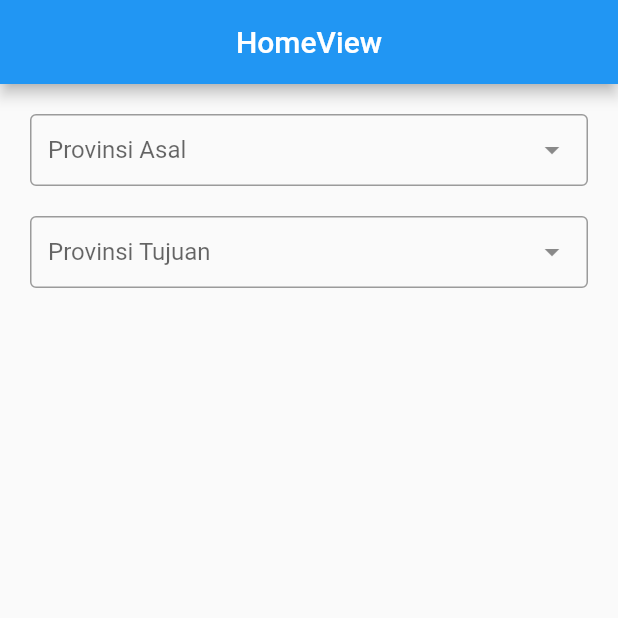
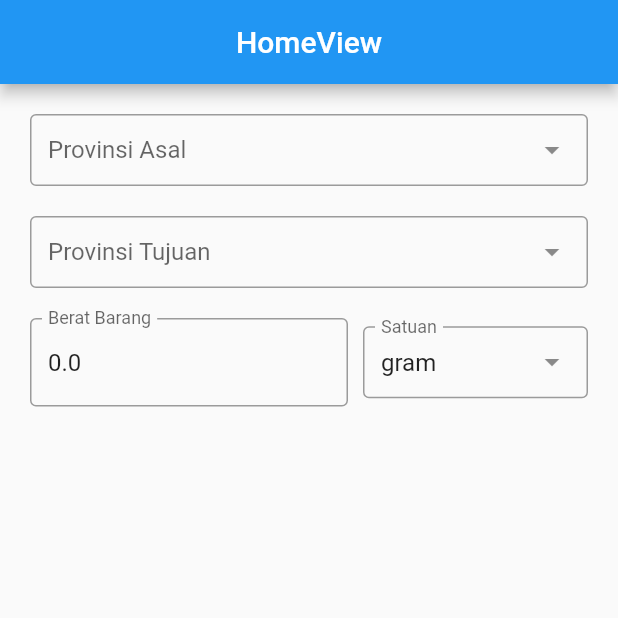
Before and after one commit to AgungLi/cek-ongkir, a Flutter app: the screen it shows after launch, on a phone screen of 412 x 824 dp, the top half of it. Run offline on Flutter 3.47's test engine with Material 2 defaults, Android fonts, the phone set to English and light mode, and no system bars; drawn by our look-alikes of dropdown_search; our stand-ins replace get.

Commit message:
weight Conversion

```diff
--- a/lib/app/modules/home/controllers/home_controller.dart
+++ b/lib/app/modules/home/controllers/home_controller.dart
@@ -1,3 +1,4 @@
+import 'package:flutter/widgets.dart';
 import 'package:get/get.dart';
 
 class HomeController extends GetxController {
@@ -7,4 +8,113 @@ class HomeController extends GetxController {
   var hiddenKotaTujuan = true.obs;
   var provTujuanId = 0.obs;
   var kotaTujuanId = 0.obs;
+
+  double berat = 0.0;
+  String satuan = "gram";
+
+  late TextEditingController beratC;
+
+  void ubahBerat(String value) {
+    berat = double.tryParse(value) ?? 0.0;
+    String cekSatuan = satuan;
+    switch (cekSatuan) {
+      case "ton":
+        berat = berat * 1000000;
+        break;
+      case "kwintal":
+        berat = berat * 100000;
+        break;
+      case "ons":
+        berat = berat * 100;
+        break;
+      case "lbs":
+        berat = berat * 2204.62;
+        break;
+      case "pound":
+        berat = berat * 2204.62;
+        break;
+      case "kg":
+        berat = berat * 1000;
+        break;
+      case "hg":
+        berat = berat * 100;
+        break;
+      case "dag":
+        berat = berat * 10;
+        break;
+      case "gram":
+        berat = berat;
+        break;
+      case "dg":
+        berat = berat / 10;
+        break;
+      case "cg":
+        berat = berat / 100;
+        break;
+      case "mg":
+        berat = berat / 1000;
+        break;
+      default:
+        berat = berat;
+    }
+    print("$berat gram");
+  }
+
+  void ubahSatuan(String value) {
+    berat = double.tryParse(beratC.text) ?? 0.0;
+    switch (value) {
+      case "ton":
+        berat = berat * 1000000;
+        break;
+      case "kwintal":
+        berat = berat * 100000;
+        break;
+      case "ons":
+        berat = berat * 100;
+        break;
+      case "lbs":
+        berat = berat * 2204.62;
+        break;
+      case "pound":
+        berat = berat * 2204.62;
+        break;
+      case "kg":
+        berat = berat * 1000;
+        break;
+      case "hg":
+        berat = berat * 100;
+        break;
+      case "dag":
+        berat = berat * 10;
+        break;
+      case "gram":
+        berat = berat;
+        break;
+      case "dg":
+        berat = berat / 10;
+        break;
+      case "cg":
+        berat = berat / 100;
+        break;
+      case "mg":
+        berat = berat / 1000;
+        break;
+      default:
+        berat = berat;
+    }
+    satuan = value;
+    print("$berat gram");
+  }
+
+  @override
+  void onInit() {
+    beratC = TextEditingController(text: "$berat");
+    super.onInit();
+  }
+
+  @override
+  void onClose() {
+    beratC.dispose();
+    super.onClose();
+  }
 }
--- a/lib/app/modules/home/views/home_view.dart
+++ b/lib/app/modules/home/views/home_view.dart
@@ -1,3 +1,4 @@
+import 'package:cekongkir/app/modules/home/views/widgets/berat.dart';
 import 'package:flutter/material.dart';
 import 'package:get/get.dart';
 import '../controllers/home_controller.dart';
@@ -37,6 +38,7 @@ class HomeView extends GetView<HomeController> {
                       tipe: "tujuan",
                     ),
             ),
+            BeratBarang(),
           ],
         ));
   }
--- /dev/null
+++ b/lib/app/modules/home/views/widgets/berat.dart
@@ -0,0 +1,61 @@
+import 'package:cekongkir/app/modules/home/controllers/home_controller.dart';
+import 'package:dropdown_search/dropdown_search.dart';
+import 'package:flutter/material.dart';
+import 'package:flutter/widgets.dart';
+import 'package:get/get.dart';
+
+class BeratBarang extends GetView<HomeController> {
+  const BeratBarang({Key? key}) : super(key: key);
+
+  @override
+  Widget build(BuildContext context) {
+    return Row(
+      children: [
+        Expanded(
+          child: TextField(
+              autocorrect: false,
+              controller: controller.beratC,
+              keyboardType: TextInputType.numberWithOptions(decimal: true),
+              decoration: InputDecoration(
+                labelText: "Berat Barang",
+                hintText: "Berat Barang",
+                border: OutlineInputBorder(),
+              ),
+              onChanged: (value) => controller.ubahBerat(value)),
+        ),
+        SizedBox(
+          width: 10,
+        ),
+        Container(
+          width: 150,
+          child: DropdownSearch<String>(
+            mode: Mode.BOTTOM_SHEET,
+            showSelectedItem: true,
+            showSearchBox: true,
+            searchBoxDecoration: InputDecoration(
+              hintText: "Cari satuan berat",
+              border: OutlineInputBorder(),
+            ),
+            items: [
+              "ton",
+              "kwintal",
+              "ons",
+              "lbs",
+              "pound",
+              "kg",
+              "hg",
+              "dag",
+              "gram",
+              "dg",
+              "cg",
+              "mg",
+            ],
+            label: "Satuan",
+            selectedItem: "gram",
+            onChanged: (value) => controller.ubahSatuan(value!),
+          ),
+        )
+      ],
+    );
+  }
+}
```
